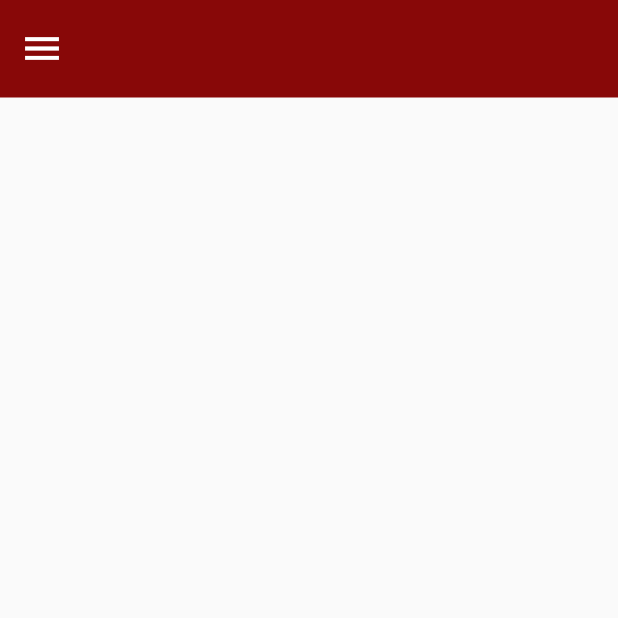
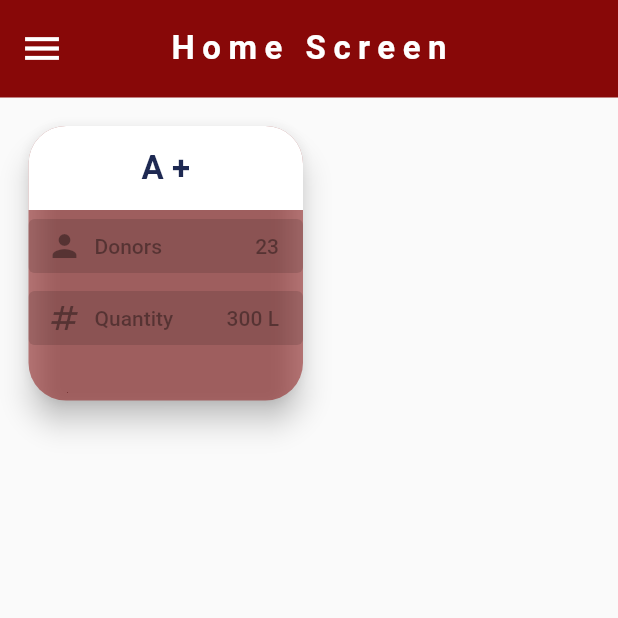
Before and after one commit to vincentmworia/flutter-donation-app, a Flutter app: the HomeScreen screen opened by its route, on a phone screen of 412 x 824 dp, the top half of it. Run offline on Flutter 3.47's test engine with Material 2 defaults, Android fonts, the phone set to English and light mode, and no system bars; accounts and stored records are empty.

Commit message:
home screen init

```diff
--- a/lib/helpers/firebase_auth.dart
+++ b/lib/helpers/firebase_auth.dart
@@ -83,19 +83,18 @@ class FirebaseAuthenticationHandler with ChangeNotifier {
   static Future<String> signupDonor(
       {required BuildContext context, required Donor donor}) async {
     String? message;
-    final emailKey = donor.phoneNumber.toString();
+    final phoneKey = donor.phoneNumber.toString();
 
     try {
       await http.patch(Uri.parse('$firebaseUrl/users/donors.json'),
           body: json.encode({
-            emailKey: {
+            phoneKey: {
               'email': donor.email,
               'full_name': donor.fullName,
               'age': donor.age,
               'gender': donor.gender == Gender.male ? "Male" : "Female",
               'blood_type': donor.bloodType,
               'location': donor.location,
-              'password': donor.password,
             },
           }));
       message = 'Welcome,\n${donor.fullName}';
--- /dev/null
+++ b/lib/helpers/sample_data.dart
@@ -0,0 +1,5 @@
+import '../modules/donors.dart';
+
+const Donor dummyDonors = [
+  Donor(email: "johndoegm"),
+];
--- a/lib/main.dart
+++ b/lib/main.dart
@@ -36,7 +36,8 @@ class MyApp extends StatelessWidget {
             elevation: 0,
             titleTextStyle: TextStyle(
               fontSize: 22.0,
-              color: secondaryColor,
+              color: Colors.white,
+              // color: secondaryColor,
               fontWeight: FontWeight.bold,
               letterSpacing: 5.0,
             ),
--- a/lib/screens/home_screen.dart
+++ b/lib/screens/home_screen.dart
@@ -4,13 +4,89 @@ import '../widgets/custom_drawer.dart';
 
 class HomeScreen extends StatelessWidget {
   const HomeScreen({Key? key}) : super(key: key);
-static const routeName="/home_screen";
+  static const routeName = "/home_screen";
+  static const homeData = [
+    {"title": "A +", "donors": "23", "quantity": "300"},
+  ];
+
+  Widget _bloodData(
+          BuildContext context, String title, String data, IconData icon) =>
+      ElevatedButton.icon(
+        icon: Icon(icon),
+        style: ElevatedButton.styleFrom(
+            backgroundColor: Theme.of(context).colorScheme.primary),
+        onPressed: null,
+        label: Row(
+          children: [
+            Text(
+              title,
+            ),
+            const Spacer(),
+            Text(data),
+          ],
+        ),
+      );
+
   @override
   Widget build(BuildContext context) {
+    final deviceWidth = MediaQuery.of(context).size.width;
+    final deviceHeight =
+        MediaQuery.of(context).size.height - MediaQuery.of(context).padding.top;
     return SafeArea(
         child: Scaffold(
-      appBar: AppBar(),
-          drawer: CustomDrawer(),
+      appBar: AppBar(title: const Text("Home Screen")),
+      drawer: const CustomDrawer(),
+      body: Padding(
+        padding: const EdgeInsets.all(15.0),
+        child: GridView(
+          physics: const BouncingScrollPhysics(),
+          gridDelegate: const SliverGridDelegateWithMaxCrossAxisExtent(
+            maxCrossAxisExtent: 250,
+            childAspectRatio: 1 / 1,
+            // mainAxisExtent: 300,
+            mainAxisSpacing: 20,
+          ),
+          children: homeData
+              .map((data) => Card(
+                    shape: RoundedRectangleBorder(
+                        borderRadius: BorderRadius.circular(25)),
+                    elevation: 8,
+                    color:
+                        Theme.of(context).colorScheme.primary.withOpacity(0.5),
+                    child: LayoutBuilder(builder: (context, cons) {
+                      return Column(
+                        children: [
+                          Container(
+                            width: double.infinity,
+                            decoration: const BoxDecoration(
+                                color: Colors.white,
+                                borderRadius: BorderRadius.only(
+                                  topLeft: Radius.circular(25),
+                                  topRight: Radius.circular(25),
+                                )),
+                            // margin: ,
+                            padding: const EdgeInsets.all(15),
+                            child: Text(
+                              (data["title"] as String).toUpperCase(),
+                              textAlign: TextAlign.center,
+                              style: TextStyle(
+                                  fontSize: 22,
+                                  fontWeight: FontWeight.bold,
+                                  color:
+                                      Theme.of(context).colorScheme.secondary),
+                            ),
+                          ),
+                          _bloodData(context, "Donors",
+                              data["donors"] as String, Icons.person),
+                          _bloodData(context, "Quantity",
+                              "${data["quantity"]} L", Icons.numbers),
+                        ],
+                      );
+                    }),
+                  ))
+              .toList(),
+        ),
+      ),
     ));
   }
 }
```
Also changed, not shown: lib/screens/auth_screen.dart (+19 -19 lines), lib/widgets/custom_drawer.dart (+29 -1 lines).
